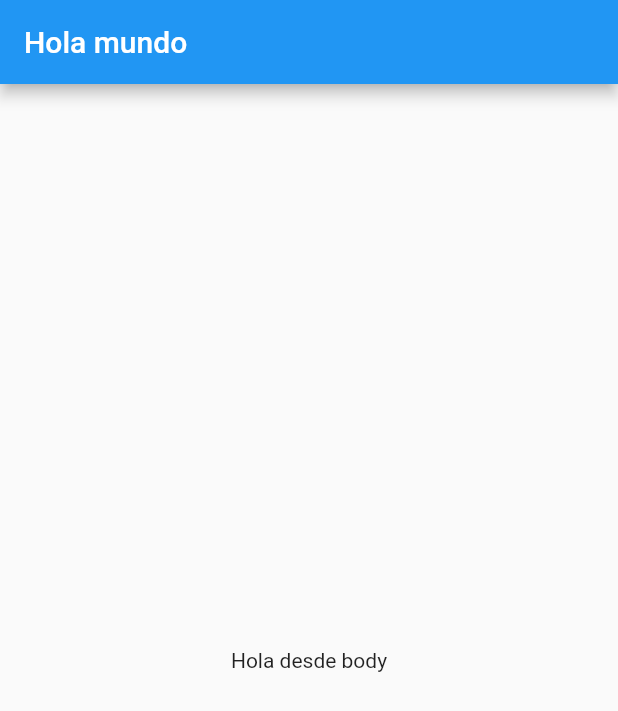
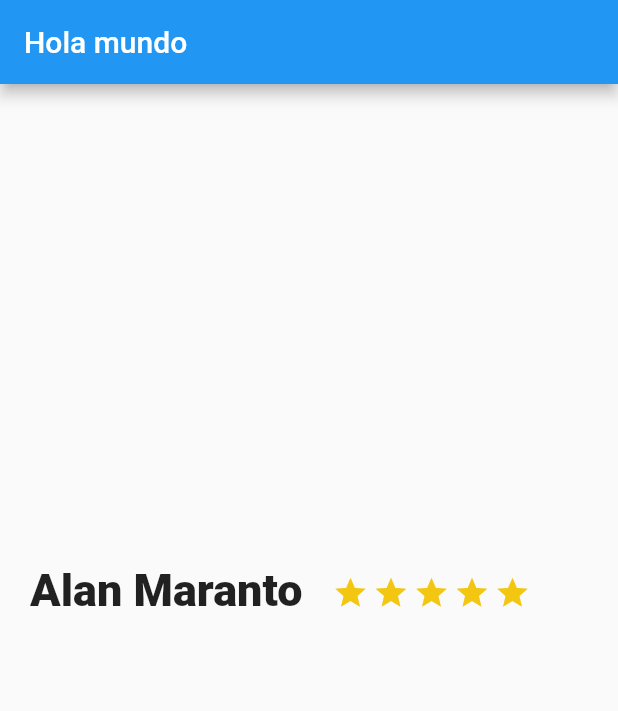
Before and after one commit to alanmaranto/Tripsbook, a Flutter app: the screen it shows after launch, on a phone screen of 412 x 824 dp. Shown: the top 711 px of the screen. Run offline on Flutter 3.47's test engine with Material 2 defaults, Android fonts, the phone set to English and light mode, and no system bars.

Commit message:
feature(description_place): add stars and text

```diff
--- /dev/null
+++ b/lib/description_place.dart
@@ -0,0 +1,32 @@
+import 'package:flutter/material.dart';
+
+class DescriptionPlace extends StatelessWidget {
+  @override
+  Widget build(BuildContext context) {
+    // TODO: implement build
+
+    final star = Container(
+        margin: EdgeInsets.only(
+          top: 323.0,
+          right: 3.0,
+        ),
+        child: Icon(
+          Icons.star,
+          color: Color(0xFFf2C611),
+        ));
+
+    final title_stars = Row(
+      children: <Widget>[
+        Container(
+          margin: EdgeInsets.only(top: 320.0, left: 20.0, right: 20.0),
+          child: Text("Alan Maranto",
+              style: TextStyle(fontSize: 30.0, fontWeight: FontWeight.w900),
+              textAlign: TextAlign.left),
+        ),
+        Row(children: <Widget>[star, star, star, star, star])
+      ],
+    );
+
+    return title_stars;
+  }
+}
--- a/lib/main.dart
+++ b/lib/main.dart
@@ -1,4 +1,5 @@
 import 'package:flutter/material.dart';
+import 'description_place.dart';
 
 void main() {
   runApp(MyApp());
@@ -31,9 +32,7 @@ class MyApp extends StatelessWidget {
           appBar: AppBar(
             title: Text("Hola mundo"),
           ),
-          body: Center(
-            child: Text("Hola desde body"),
-          ),
+          body: new DescriptionPlace(),
         ) //MyHomePage(title: 'Flutter Demo Home Page'),
         );
   }
```
